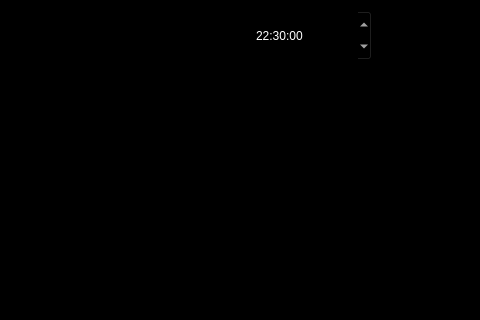
First picture: the form in mainwindow.ui, repository DemonMark/MyiHome, before the edit; both pictures show x 0 to 480 and y 264 to 584 of the 1266 by 784 pixel window.
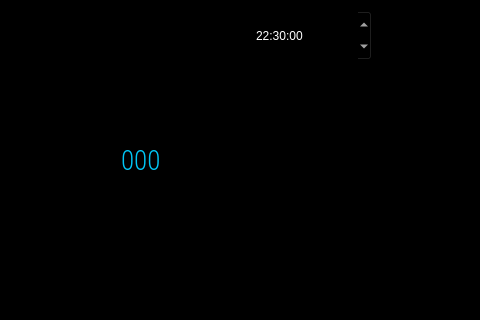
Second picture: the form after the edit. The open tabs and pages were chosen to show the change. Icons and pictures are not drawn. Custom widgets are drawn as their Qt base class.

The edit to the form file:
```diff
--- a/mainwindow.ui
+++ b/mainwindow.ui
@@ -643,6 +643,34 @@
          </time>
         </property>
        </widget>
+       <widget class="QLabel" name="label_37">
+        <property name="geometry">
+         <rect>
+          <x>110</x>
+          <y>350</y>
+          <width>71</width>
+          <height>41</height>
+         </rect>
+        </property>
+        <property name="font">
+         <font>
+          <family>Roboto Condensed</family>
+          <pointsize>20</pointsize>
+          <weight>9</weight>
+          <italic>false</italic>
+          <bold>false</bold>
+         </font>
+        </property>
+        <property name="styleSheet">
+         <string notr="true">background-color: transparent;
+color: rgb(0, 199, 246);
+/*font: 75 20pt &quot;Roboto&quot;;*/
+font: 75 20pt &quot;Roboto Condensed&quot;;</string>
+        </property>
+        <property name="text">
+         <string>000</string>
+        </property>
+       </widget>
        <zorder>label_41</zorder>
        <zorder>label_5</zorder>
        <zorder>dial_7</zorder>
```
Left out of the diff: 6 changed lines with no effect on the pictures.
